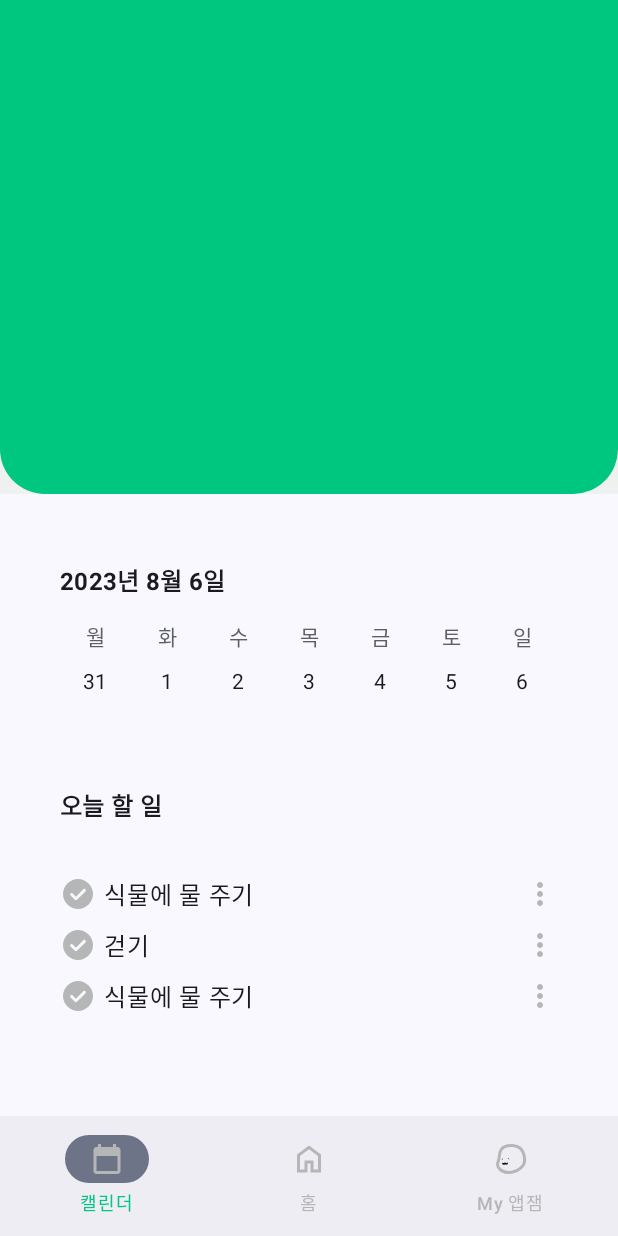
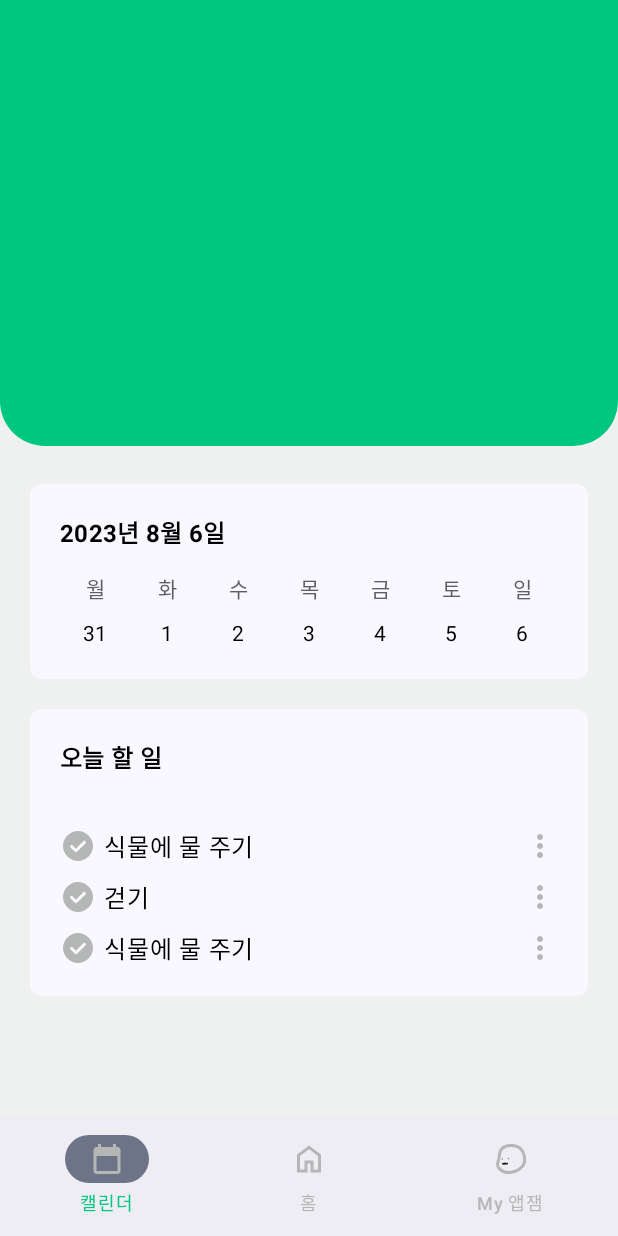
Before and after one commit to 23rd-AppJam/try-catch-android, an Android app built with Jetpack Compose: the screen it shows after launch (MainActivity), on a phone screen of 412 x 824 dp. Run offline under Robolectric (Android 15) with nearby library versions, the phone set to English and light mode, and no system bars.

Commit message:
calendar

```diff
--- a/app/src/main/java/app/junsu/appjam23/Calendar.kt
+++ b/app/src/main/java/app/junsu/appjam23/Calendar.kt
@@ -1,21 +1,44 @@
 package app.junsu.appjam23
 
+import androidx.compose.foundation.background
+import androidx.compose.foundation.layout.Box
 import androidx.compose.foundation.layout.Column
 import androidx.compose.foundation.layout.fillMaxSize
 import androidx.compose.foundation.layout.fillMaxWidth
 import androidx.compose.foundation.layout.padding
+import androidx.compose.foundation.shape.RoundedCornerShape
 import androidx.compose.runtime.Composable
 import androidx.compose.ui.Modifier
+import androidx.compose.ui.draw.clip
 import androidx.compose.ui.unit.dp
 import app.junsu.appjam23.ui.TodoList
 import app.junsu.appjam23.ui.WeekCalendar
+import app.junsu.appjam23.ui.theme.Green500
 
 @Composable
 fun Calendar(
     modifier: Modifier = Modifier,
 ) {
+    Box(
+        modifier = Modifier.fillMaxSize(),
+    ) {
         Column(
-        modifier = modifier.fillMaxSize(),
+            modifier = Modifier.fillMaxSize(),
+        ) {
+            Box(
+                modifier = Modifier
+                    .fillMaxWidth()
+                    .weight(0.4f)
+                    .clip(
+                        RoundedCornerShape(
+                            bottomStart = 30.dp,
+                            bottomEnd = 30.dp,
+                        ),
+                    )
+                    .background(Green500),
+            )
+            Column(
+                modifier = modifier.weight(0.6f),
             ) {
                 WeekCalendar(
                     modifier = Modifier
@@ -37,3 +60,5 @@
                 )
             }
         }
+    }
+}
--- a/app/src/main/java/app/junsu/appjam23/MainActivity.kt
+++ b/app/src/main/java/app/junsu/appjam23/MainActivity.kt
@@ -4,27 +4,20 @@
 import androidx.activity.ComponentActivity
 import androidx.activity.compose.setContent
 import androidx.annotation.DrawableRes
-import androidx.compose.foundation.background
-import androidx.compose.foundation.layout.Box
-import androidx.compose.foundation.layout.Column
 import androidx.compose.foundation.layout.fillMaxSize
-import androidx.compose.foundation.layout.fillMaxWidth
 import androidx.compose.foundation.layout.padding
-import androidx.compose.foundation.shape.RoundedCornerShape
 import androidx.compose.material3.ExperimentalMaterial3Api
 import androidx.compose.material3.Scaffold
 import androidx.compose.material3.Surface
 import androidx.compose.runtime.Composable
 import androidx.compose.ui.Modifier
-import androidx.compose.ui.draw.clip
-import androidx.compose.ui.unit.dp
+import androidx.compose.ui.graphics.Color
 import androidx.navigation.compose.NavHost
 import androidx.navigation.compose.composable
 import androidx.navigation.compose.rememberNavController
 import app.junsu.appjam23.ui.BottomNavBar
 import app.junsu.appjam23.ui.theme.Appjam23Theme
 import app.junsu.appjam23.ui.theme.Gray200
-import app.junsu.appjam23.ui.theme.Green500
 
 class MainActivity : ComponentActivity() {
     override fun onCreate(savedInstanceState: Bundle?) {
@@ -48,31 +41,12 @@
 private fun AppJam23App() {
     val bottomNavController = rememberNavController()
 
-    Box(
+    Scaffold(
         modifier = Modifier.fillMaxSize(),
-    ) {
-        Column(
-            modifier = Modifier.fillMaxSize(),
-        ) {
-            Box(
-                modifier = Modifier
-                    .fillMaxWidth()
-                    .weight(0.4f)
-                    .clip(
-                        RoundedCornerShape(
-                            bottomStart = 30.dp,
-                            bottomEnd = 30.dp,
-                        ),
-                    )
-                    .background(Green500),
-            )
-            Scaffold(
-                modifier = Modifier
-                    .fillMaxWidth()
-                    .weight(0.6f),
         bottomBar = {
             BottomNavBar(navController = bottomNavController)
         },
+        containerColor = Color.Transparent,
     ) { padValues ->
         NavHost(
             modifier = Modifier
@@ -91,8 +65,6 @@
 
             composable(MainSections.MY_APPJAM.route) {
 
-                    }
-                }
             }
         }
     }
```
Lines whose indentation alone changed are shown as unchanged.
